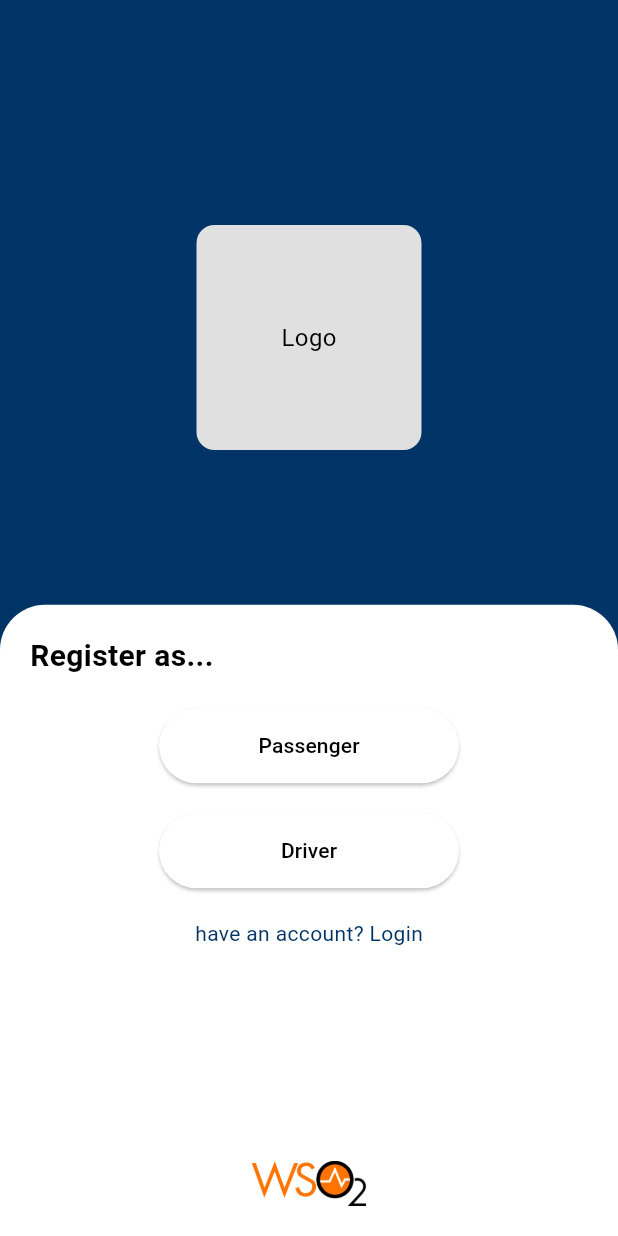
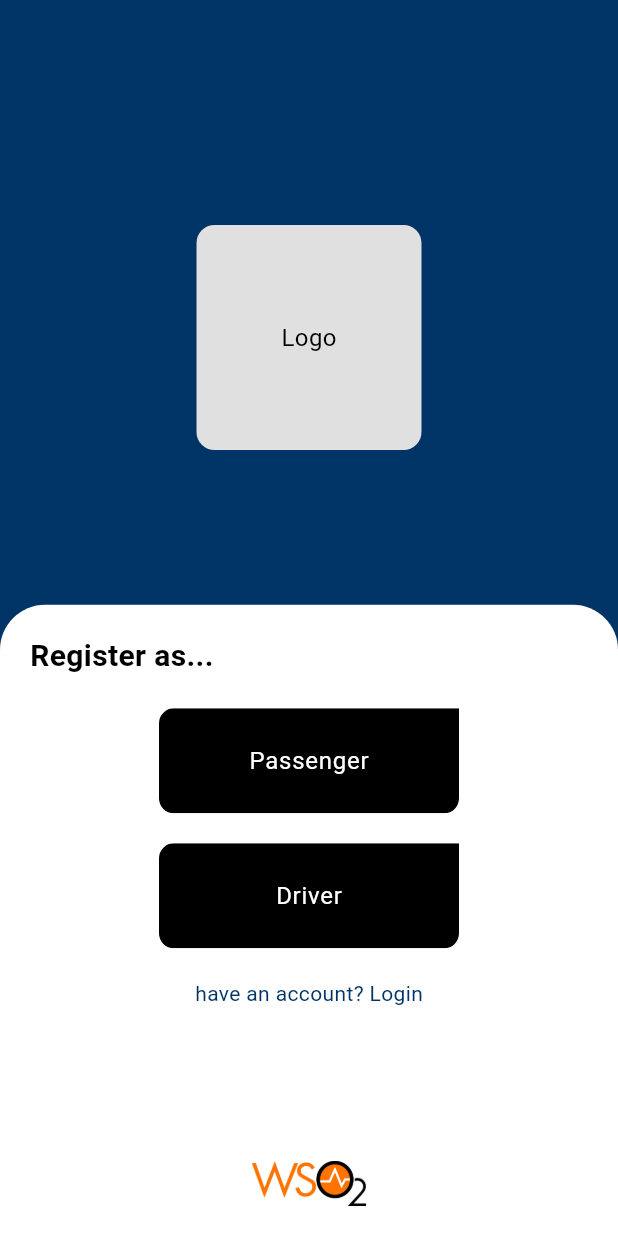
Before and after one commit to wso2-ballerina-carpooling-project/mobile-app-frontend, a Flutter app: the SignupPage screen opened by its route, on a phone screen of 412 x 824 dp. Run offline on Flutter 3.47's test engine with Material 3 defaults, Android fonts, the light colour scheme and no system bars.

Commit message:
update custom button to new UI design

```diff
--- a/lib/widgets/custom_button.dart
+++ b/lib/widgets/custom_button.dart
@@ -3,19 +3,67 @@ import 'package:flutter/material.dart';
 class CustomButton extends StatelessWidget {
   final String text;
   final VoidCallback onPressed;
+  final Color textColor;
+  final Color backgroundColor;
+  final double height;
+  final double? width;
+  final EdgeInsets padding;
 
-  const CustomButton({super.key, required this.text, required this.onPressed});
+  const CustomButton({
+    Key? key,
+    required this.text,
+    required this.onPressed,
+    this.textColor = Colors.white,
+    this.backgroundColor = Colors.black,
+    this.height = 70.0,
+    this.width,
+    this.padding = const EdgeInsets.symmetric(horizontal: 16.0),
+  }) : super(key: key);
 
   @override
   Widget build(BuildContext context) {
-    return ElevatedButton(
-      onPressed: onPressed,
-      style: ElevatedButton.styleFrom(
-        backgroundColor: Colors.white,
-        foregroundColor: Colors.black,
-        padding: EdgeInsets.symmetric(horizontal: 40, vertical: 15),
+    return Container(
+      height: height,
+      width: width,
+      child: Material(
+        color: Colors.transparent,
+        child: InkWell(
+          onTap: onPressed,
+          borderRadius: BorderRadius.only(
+            topLeft: Radius.circular(10),
+            topRight: Radius.zero, // No radius on top-right
+            bottomRight: Radius.circular(10),
+            bottomLeft: Radius.circular(10),
+            // bottomLeft has no radius to match your example
+          ),
+          child: Ink(
+            decoration: BoxDecoration(
+              color: backgroundColor,
+              borderRadius: BorderRadius.only(
+                topLeft: Radius.circular(10),
+                topRight: Radius.zero, // No radius on top-right
+                bottomRight: Radius.circular(10),
+                bottomLeft: Radius.circular(10),
+              ),
+            ),
+            child: Center(
+              child: Padding(
+                padding: padding,
+                child: Text(
+                  text,
+                  style: TextStyle(
+                    color: textColor,
+                    fontSize: 16,
+                    fontWeight: FontWeight.w400, // Thinner text weight
+                    letterSpacing:
+                        0.5, // Slight letter spacing for a thinner appearance
+                  ),
+                ),
+              ),
+            ),
+          ),
+        ),
       ),
-      child: Text(text),
     );
   }
 }
```
